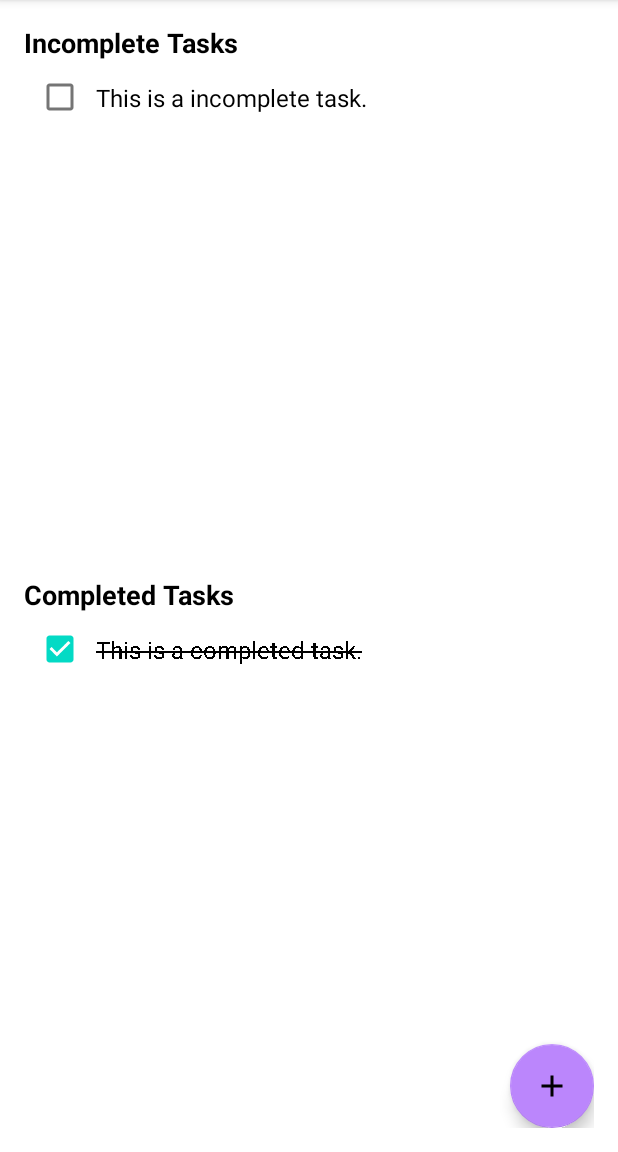
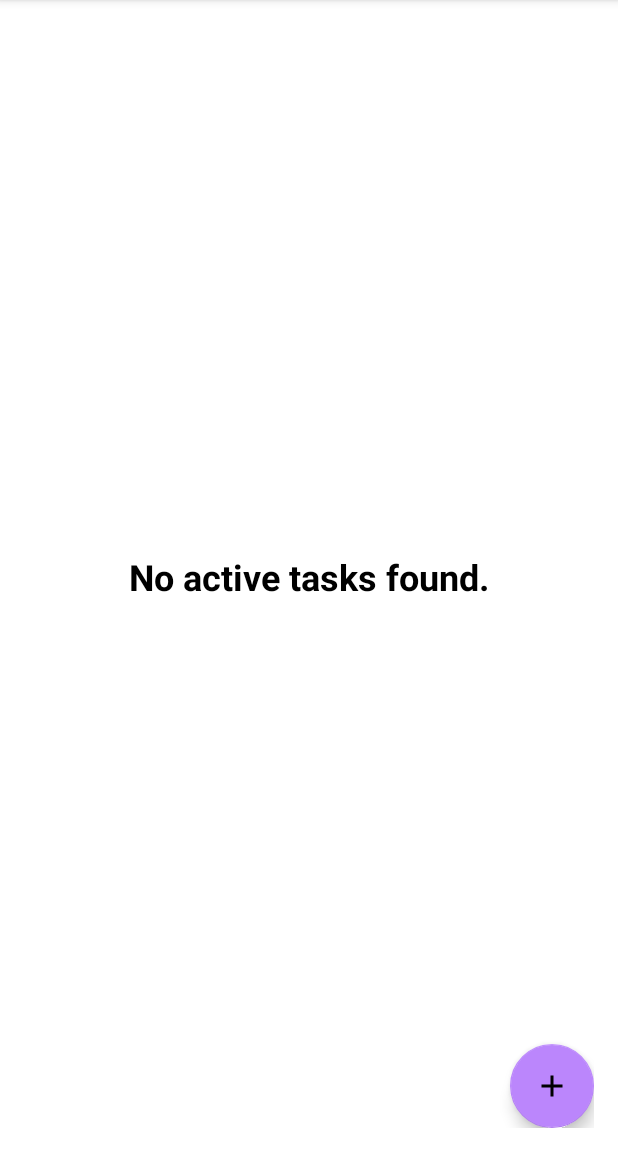
Before and after one commit to androidpirate/TaskMaster, an Android app: the screen it shows after launch (MainActivity), on a phone screen of 412 x 824 dp, the part 84-1236 px from its top. Run offline under Robolectric (Android 15) with nearby library versions, the phone set to English and light mode, and no system bars; our stand-ins replace Dagger/Hilt's generated code, Room's generated code.

```diff
--- a/app/src/main/java/com/example/taskmaster/ui/TaskListFragment.kt
+++ b/app/src/main/java/com/example/taskmaster/ui/TaskListFragment.kt
@@ -57,10 +57,6 @@ class TaskListFragment : Fragment(), TaskItemClickListener {
 
     override fun onViewCreated(view: View, savedInstanceState: Bundle?) {
         super.onViewCreated(view, savedInstanceState)
-
-        viewModel.insertTask(Task(null, "This is a incomplete task.", false))
-        viewModel.insertTask(Task(null, "This is a completed task.", true))
-
         viewModel.tasks.observe(viewLifecycleOwner) {
             if(it.isEmpty()) {
                 displayEmptyList()
@@ -89,6 +85,6 @@ class TaskListFragment : Fragment(), TaskItemClickListener {
     }
 
     private fun navigateToCreateTaskFragment() {
-        findNavController().navigate(R.id.action_task_list_to_detail)
+        findNavController().navigate(R.id.action_task_list_to_create)
     }
 }
--- a/app/src/main/res/layout/fragment_task_list.xml
+++ b/app/src/main/res/layout/fragment_task_list.xml
@@ -25,4 +25,14 @@
         app:layout_constraintStart_toStartOf="parent"
         app:layout_constraintEnd_toEndOf="parent"/>
 
+    <com.google.android.material.floatingactionbutton.FloatingActionButton
+        android:id="@+id/fab"
+        android:layout_width="wrap_content"
+        android:layout_height="wrap_content"
+        android:src="@drawable/ic_fab_add"
+        app:backgroundTint="@color/purple_200"
+        android:contentDescription="Add a new task."
+        app:layout_constraintBottom_toBottomOf="parent"
+        app:layout_constraintEnd_toEndOf="parent"/>
+
 </androidx.constraintlayout.widget.ConstraintLayout>
--- a/app/src/main/res/layout/task_list.xml
+++ b/app/src/main/res/layout/task_list.xml
@@ -58,14 +58,4 @@
         app:layout_constraintStart_toStartOf="parent"
         app:layout_constraintEnd_toEndOf="parent" />
 
-    <com.google.android.material.floatingactionbutton.FloatingActionButton
-        android:id="@+id/fab"
-        android:layout_width="wrap_content"
-        android:layout_height="wrap_content"
-        android:src="@drawable/ic_fab_add"
-        app:backgroundTint="@color/purple_200"
-        android:contentDescription="Add a new task."
-        app:layout_constraintBottom_toBottomOf="parent"
-        app:layout_constraintEnd_toEndOf="parent"/>
-
 </androidx.constraintlayout.widget.ConstraintLayout>
--- a/app/src/main/res/navigation/navigation_graph.xml
+++ b/app/src/main/res/navigation/navigation_graph.xml
@@ -13,7 +13,7 @@
         tools:layout="@layout/fragment_task_list">
 
         <action
-            android:id="@+id/action_task_list_to_detail"
+            android:id="@+id/action_task_list_to_create"
             app:destination="@id/CreateTaskFragment"
             app:enterAnim="@anim/slide_in_left"
             app:exitAnim="@anim/slide_out_left"
@@ -28,6 +28,13 @@
         android:label="fragment_create_task"
         tools:layout="@layout/fragment_create_task">
 
+        <action
+            android:id="@+id/action_create_to_task_list"
+            app:destination="@id/TaskListFragment"
+            app:enterAnim="@anim/slide_in_left"
+            app:exitAnim="@anim/slide_out_left"
+            app:popEnterAnim="@anim/slide_in_right"
+            app:popExitAnim="@anim/slide_out_right"/>
 
     </fragment>
 
```
Also changed, not shown: app/src/main/java/com/example/taskmaster/ui/CreateTaskFragment.kt (+36 -2 lines).
